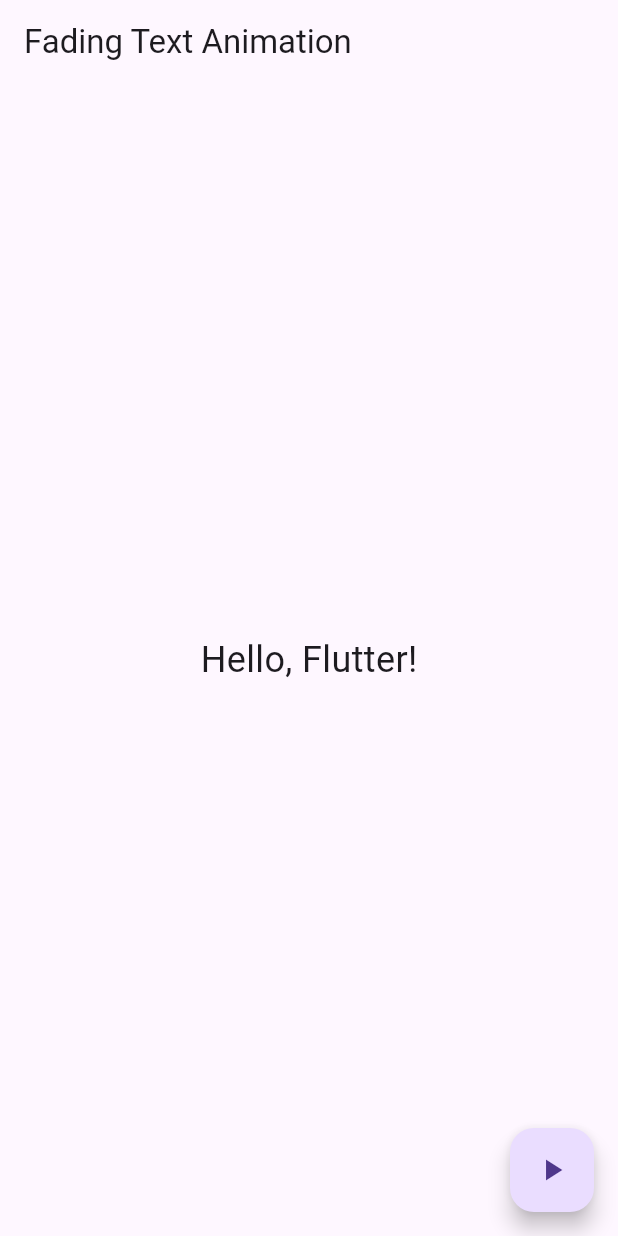
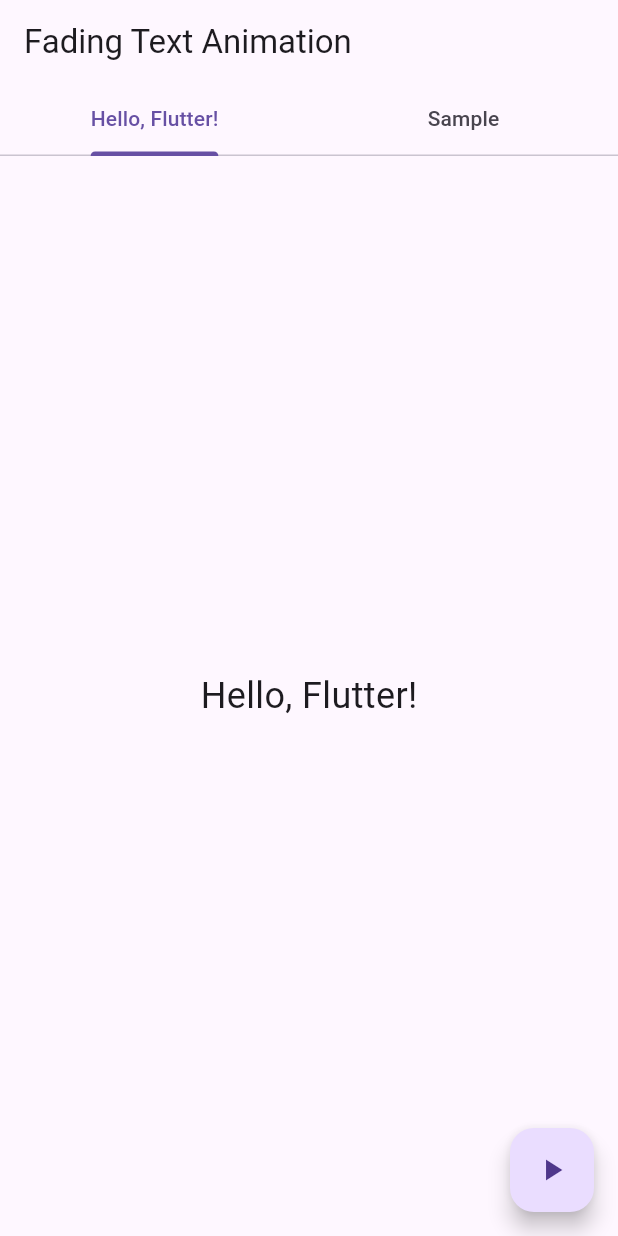
Before and after one commit to TobeyG2003/act8, a Flutter app: the screen it shows after launch, on a phone screen of 412 x 824 dp. Run offline on Flutter 3.47's test engine with Material 3 defaults, Android fonts, the phone set to English and light mode, and no system bars.

Commit message:
adds tabs

```diff
--- a/lib/main.dart
+++ b/lib/main.dart
@@ -29,11 +29,20 @@ class _FadingTextAnimationState extends State<FadingTextAnimation> {
 
   @override
   Widget build(BuildContext context) {
-    return Scaffold(
+    return DefaultTabController(length: 2,
+    child: Scaffold(
       appBar: AppBar(
         title: Text('Fading Text Animation'),
+        bottom: TabBar(
+        tabs: [
+          Tab(text: 'Hello, Flutter!'),
+          Tab(text: 'Sample'),
+        ],
       ),
-      body: Center(
+      ),
+      body: TabBarView(
+        children: [
+       Center(
         child: AnimatedOpacity(
           opacity: _isVisible ? 1.0 : 0.0,
           duration: Duration(seconds: 1),
@@ -43,10 +52,23 @@ class _FadingTextAnimationState extends State<FadingTextAnimation> {
           ),
         ),
       ),
+      Center(
+        child: AnimatedOpacity(
+          opacity: _isVisible ? 1.0 : 0.0,
+          duration: Duration(seconds: 5),
+          child: Text(
+            'Hello, Flutter!',
+            style: TextStyle(fontSize: 24),
+          ),
+        ),
+      ),
+        ]
+      ),
       floatingActionButton: FloatingActionButton(
         onPressed: toggleVisibility,
         child: Icon(Icons.play_arrow),
       ),
+    )
     );
   }
 }
```
